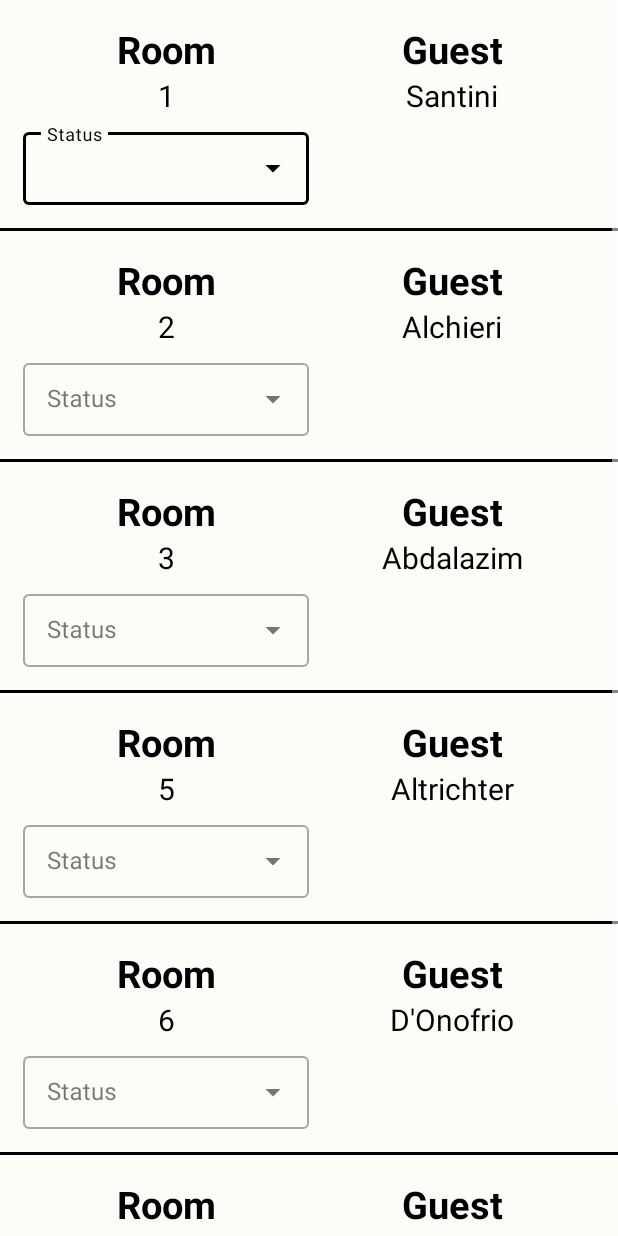
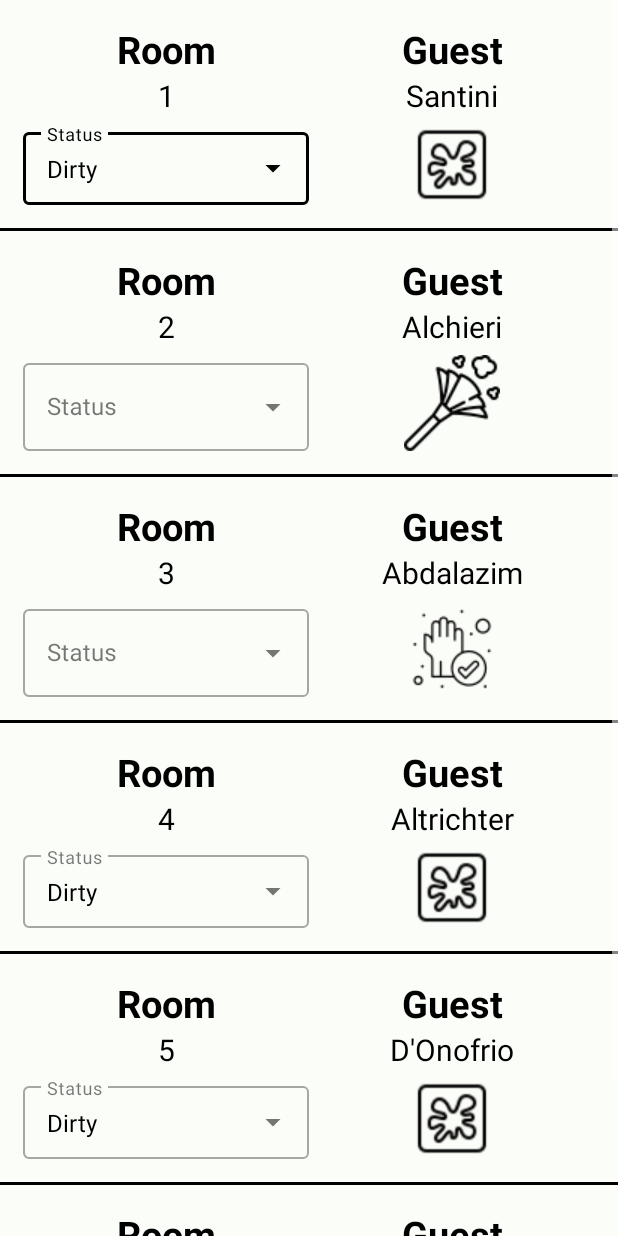
Before and after one commit to JuryAndrea/Project_Housekeeper, an Android app: the fragment RoomFragment shown on its own in the app's theme, on a phone screen of 412 x 824 dp. Run offline under Robolectric (Android 15) with nearby library versions, the phone set to English and light mode, and no system bars; 2 statements that could not run were skipped.

Commit message:
added some more functionalities, TODO solve breaking od dropdown menu in rooms fragment

```diff
--- a/app/src/main/java/com/example/stepappv6/ui/Room/RoomFragment.java
+++ b/app/src/main/java/com/example/stepappv6/ui/Room/RoomFragment.java
@@ -25,7 +25,9 @@ import com.example.stepappv6.databinding.FragmentCameraBinding;
 import com.example.stepappv6.databinding.FragmentRoomBinding;
 
 import java.util.ArrayList;
+import java.util.HashMap;
 import java.util.Map;
+import java.util.Set;
 
 import raspitransfer.dataretriever;
 
@@ -48,6 +50,10 @@ public class RoomFragment extends Fragment {
     private ArrayList<AutoCompleteTextView> AutoCompleteTextViewArray;
 
     private ArrayList<ImageView> ImageArray;
+
+    String[] cleaningStatus;
+
+    ArrayAdapter<String> arrayAdapter;
 
 
     @Override
@@ -74,8 +80,8 @@ public class RoomFragment extends Fragment {
 
 
         // dirty = 0, cleaning = 1, cleaned = 2, ready = 3
-        String[] status = new String[]{"Dirty", "Cleaning", "Cleaned", "Ready"};
-        ArrayAdapter<String> arrayAdapter = new ArrayAdapter<>(getContext(), R.layout.dropdown_item, status);
+        cleaningStatus = new String[]{"Dirty", "Cleaning", "Cleaned", "Ready"};
+        arrayAdapter = new ArrayAdapter<>(getContext(), R.layout.dropdown_item, cleaningStatus);
 
         AutoCompleteTextViewArray = new ArrayList<>();
 
@@ -165,6 +171,13 @@ public class RoomFragment extends Fragment {
 //        Log.d("SSH", "2");
 //        Map<Integer, Integer> roomstatus = obj.parseJsonString(occdata);
 //        Log.d("SSH", roomStatus.toString());
+        roomstatus = new HashMap<>();
+        roomstatus.put(1, 0);
+        roomstatus.put(2, 1);
+        roomstatus.put(3, 2);
+        roomstatus.put(4, 0);
+        roomstatus.put(5, 0);
+        roomstatus.put(6, 0);
 
         // Iterate over roomstatus map to get room we are in
         // get the AutoCompleteTextView of the current room
@@ -174,18 +187,24 @@ public class RoomFragment extends Fragment {
                 currentRoom = key;
                 AutoCompleteTextView a = AutoCompleteTextViewArray.get(currentRoom-1);
                 ImageView image = ImageArray.get(currentRoom-1);
-                a.setText(status[1]);
+                a.setText(arrayAdapter.getItem(1));
                 set_image(1, image);
             } else if (roomstatus.get(key) == 2) {
                 AutoCompleteTextView a = AutoCompleteTextViewArray.get(key-1);
-                a.setText(status[2]);
+                ImageView image = ImageArray.get(key-1);
+                a.setText(arrayAdapter.getItem(2));
+                set_image(2, image);
+            } else if (roomstatus.get(key) == 0) {
+                AutoCompleteTextView a = AutoCompleteTextViewArray.get(key-1);
+                ImageView image = ImageArray.get(key-1);
+                a.setText(arrayAdapter.getItem(0));
+                set_image(0, image);
             } else {
-                AutoCompleteTextView a = AutoCompleteTextViewArray.get(key-1);
-                a.setText(status[0]);
+                continue;
             }
         }
 
-
+//        arrayAdapter = new ArrayAdapter<>(getContext(), R.layout.dropdown_item, cleaningStatus);
 
         return root;
     }
--- a/app/src/main/res/layout/fragment_room.xml
+++ b/app/src/main/res/layout/fragment_room.xml
@@ -461,10 +461,10 @@
                                 android:layout_width="match_parent"
                                 android:layout_height="match_parent"
                                 android:layout_weight="1"
-                                android:text="5"
+                                android:text="4"
                                 android:textAlignment="center"
                                 android:textColor="@color/black"
-                                android:textSize="20sp"/>
+                                android:textSize="20sp" />
 
                             <TextView
                                 android:id="@+id/GuestName4"
@@ -587,10 +587,10 @@
                                 android:layout_width="match_parent"
                                 android:layout_height="match_parent"
                                 android:layout_weight="1"
-                                android:text="6"
+                                android:text="5"
                                 android:textAlignment="center"
                                 android:textColor="@color/black"
-                                android:textSize="20sp"/>
+                                android:textSize="20sp" />
 
                             <TextView
                                 android:id="@+id/GuestName5"
@@ -715,10 +715,10 @@
                                 android:layout_width="match_parent"
                                 android:layout_height="match_parent"
                                 android:layout_weight="1"
-                                android:text="7"
+                                android:text="6"
                                 android:textAlignment="center"
                                 android:textColor="@color/black"
-                                android:textSize="20sp"/>
+                                android:textSize="20sp" />
 
                             <TextView
                                 android:id="@+id/GuestName7"
```
